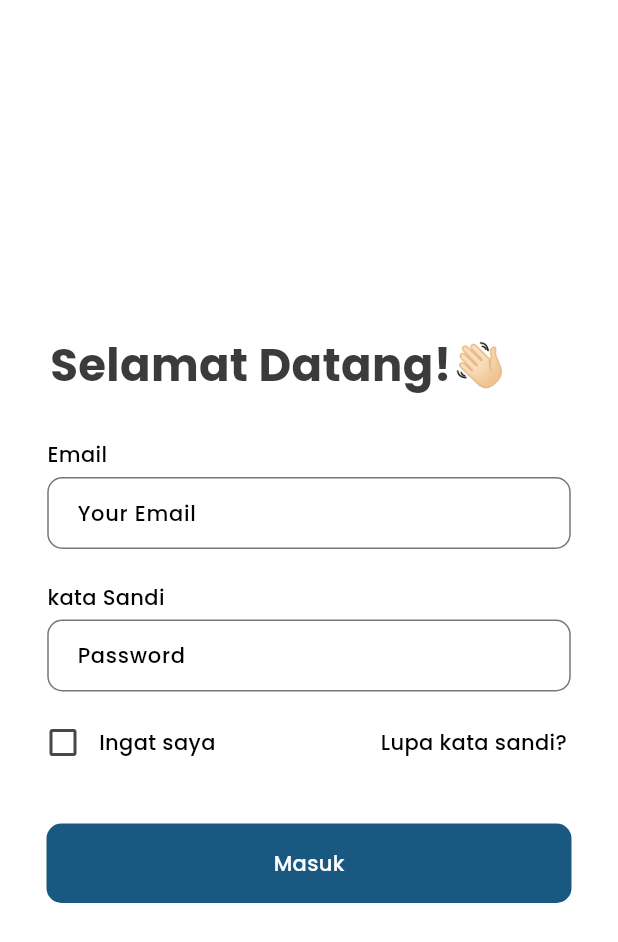
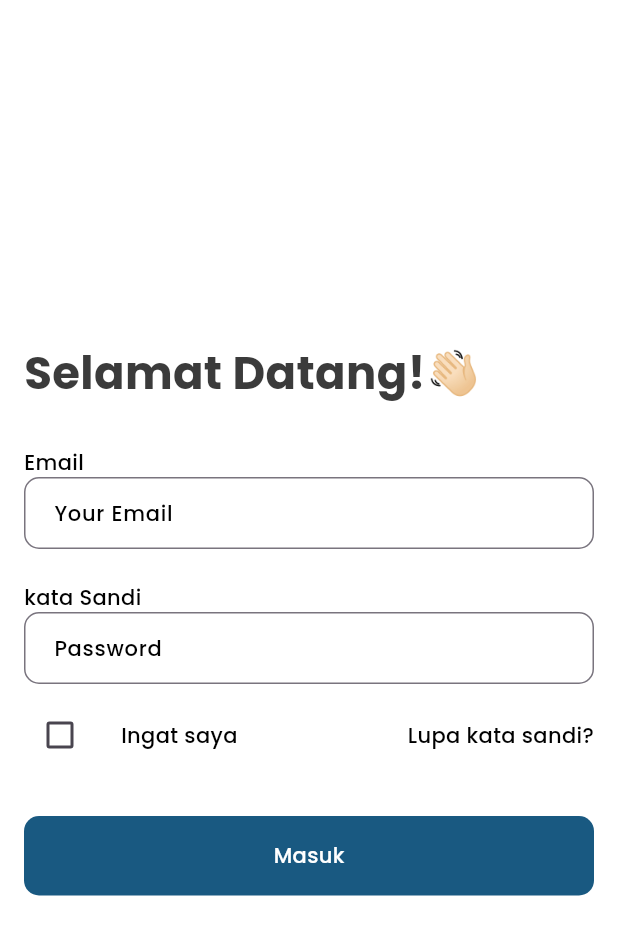
Before and after one commit to rahmahaisyah/clypsera, a Flutter app: the screen it shows after launch, on a phone screen of 412 x 824 dp. Shown: the top 942 px of the screen. Run offline on Flutter 3.47's test engine with Material 3 defaults, Android fonts, the phone set to English and light mode, and no system bars; our stand-ins replace get, google_fonts; network calls fail.

Commit message:
refactor: adjust margin and padding for better layout alignment

```diff
--- a/lib/app/modules/login/views/login_view.dart
+++ b/lib/app/modules/login/views/login_view.dart
@@ -2,6 +2,7 @@ import 'package:flutter/material.dart';
 
 import 'package:get/get.dart';
 
+import '../../../routes/app_pages.dart';
 import '../../../shared/theme/app_style.dart';
 import '../../../shared/widgets/custom_button.dart';
 import '../../../shared/widgets/custom_textform.dart';
@@ -12,18 +13,18 @@ class LoginView extends GetView<LoginController> {
   @override
   Widget build(BuildContext context) {
     return Scaffold(
-      backgroundColor: Style.whiteColor,
-      body: Center(
+      body: SafeArea(
+        child: Center(
+          child: Container(
+            width: double.infinity,
+            padding: const EdgeInsets.symmetric(horizontal: 16),
             child: Column(
-          mainAxisAlignment: MainAxisAlignment.center,
-          crossAxisAlignment: CrossAxisAlignment.center,
+              mainAxisSize: MainAxisSize.min,
+              crossAxisAlignment: CrossAxisAlignment.start,
               children: [
-            Padding(
-              padding: const EdgeInsets.only(right: 40),
-              child: Text(
+                Text(
                   "Selamat Datang!👋🏻",
                   style: Style.headLineStyle8,
-              ),
                 ),
                 SizedBox(height: 28),
                 CustomTextform(
@@ -32,47 +33,45 @@ class LoginView extends GetView<LoginController> {
                   onChanged: (val) => controller.email.value = val,
                 ),
                 SizedBox(height: 22),
-            Obx(
-              () => CustomTextform(
+                CustomTextform(
                   title: "kata Sandi",
                   textHint: "Password",
                   obscureText: controller.isPasswordHidden.value,
                   onChanged: (val) => controller.password.value = val,
                   onIconTap: controller.togglePasswordVisibility,
                 ),
-            ),
                 SizedBox(height: 10),
                 Row(
+                  mainAxisAlignment: MainAxisAlignment.spaceBetween,
                   children: [
-                Padding(
-                  padding: EdgeInsets.only(left: 18),
-                  child: Obx(() => Checkbox(
+                    Checkbox(
                       value: controller.rememberMe.value,
                       onChanged: controller.toggleRememberMe,
-                      )),
                     ),
                     Text(
                       "Ingat saya",
                       style: Style.headLineStyle5,
                     ),
-                SizedBox(width: 110),
+                    SizedBox(width: 80),
                     GestureDetector(
                       onTap: () {},
-                  child: Text("Lupa kata sandi?", style: Style.headLineStyle5),
+                      child:
+                          Text("Lupa kata sandi?", style: Style.headLineStyle5),
                     ),
                   ],
                 ),
                 SizedBox(height: 30),
                 CustomButton(
                   text: "Masuk",
-              onPress: () {
-                // controller.login();
+                  onTap: () {
+                    Get.offAllNamed(Routes.home);
                   },
                   textStyle: Style.headLineStyle6,
-              col: Style.primaryColor,
-              borderColor: Style.primaryColor,
+                  color: Style.primaryColor,
                 ),
               ],
+            ),
+          ),
         ),
       ),
     );
--- a/lib/app/shared/widgets/custom_button.dart
+++ b/lib/app/shared/widgets/custom_button.dart
@@ -1,85 +1,51 @@
 import 'package:flutter/material.dart';
+import 'package:get/get.dart';
 
 class CustomButton extends StatelessWidget {
-  final String text;
-  final String? icon;
-  final VoidCallback onPress;
-  final Color col;
-  final Color borderColor;
-  final TextStyle textStyle;
+  final String? text;
+  final VoidCallback? onTap;
+  final Color? color;
+  final TextStyle? textStyle;
 
-  const CustomButton(
-      {super.key,
-      required this.text,
-      this.icon,
-      required this.onPress,
-      required this.col,
-      required this.borderColor,
-      required this.textStyle});
+  const CustomButton({
+    super.key,
+    this.text,
+    this.onTap,
+    this.color,
+    this.textStyle,
+  });
 
   @override
   Widget build(BuildContext context) {
-    if (icon != null) {
-      return Material(
-        color: Colors.transparent,
-        borderRadius: BorderRadius.circular(10),
+    return Column(
+      crossAxisAlignment: CrossAxisAlignment.start,
+      children: [
+        SizedBox(
+          width: Get.width,
+          height: 53,
           child: InkWell(
             borderRadius: BorderRadius.circular(10),
             splashColor: Color(0xFFF8F8F8),
-          onTap: onPress,
+            onTap: onTap,
             child: Ink(
-            width: 350,
-            height: 53,
               decoration: BoxDecoration(
-              border: Border.all(
-                color: borderColor, // or any color you want
-                width: 1, // border thickness
-              ),
-              color: col,
+                color: color,
                 borderRadius: BorderRadius.circular(10),
               ),
               child: Row(
                 crossAxisAlignment: CrossAxisAlignment.center,
                 mainAxisAlignment: MainAxisAlignment.center,
                 children: [
-                Image.asset(
-                  'assets/icons/$icon',
-                  height: 16, // Increased size
-                  width: 16,
+                  Text(
+                    text!,
+                    style: textStyle,
                   ),
-                SizedBox(width: 5),
-                Text(
-                  text,
-                  style: textStyle,
-                )
                 ],
               ),
             ),
           ),
-      );
-    }
-    return InkWell(
-      borderRadius: BorderRadius.circular(10),
-      splashColor: Color(0xFFF8F8F8),
-      onTap: onPress,
-      child: Ink(
-        width: 350,
-        height: 53,
-        decoration: BoxDecoration(
-          color: col,
-          borderRadius: BorderRadius.circular(10),
-          border: Border.all(
-            color: borderColor, // or any color you want
-            width: 1.5, // border thickness
         ),
-        ),
-        child: Center(
-          child: Text(
-            text,
-            style: textStyle,
-          ),
-        ),
-      ),
+      ],
     );
   }
 }
--- a/lib/app/shared/widgets/custom_textform.dart
+++ b/lib/app/shared/widgets/custom_textform.dart
@@ -1,4 +1,5 @@
 import 'package:flutter/material.dart';
+import 'package:get/get.dart';
 
 import '../theme/app_style.dart';
 
@@ -25,9 +26,8 @@ class CustomTextform extends StatelessWidget {
       crossAxisAlignment: CrossAxisAlignment.start,
       children: [
         Text(title, style: Style.headLineStyle5),
-        const SizedBox(height: 5),
         SizedBox(
-          width: 349,
+          width: Get.width,
           child: TextFormField(
             onChanged: onChanged,
             obscureText: obscureText ?? false,
--- a/lib/main.dart
+++ b/lib/main.dart
@@ -3,13 +3,17 @@ import 'package:flutter/material.dart';
 import 'package:get/get.dart';
 
 import 'app/routes/app_pages.dart';
+import 'app/shared/theme/app_style.dart';
 
 void main() {
   runApp(
     GetMaterialApp(
-      title: "Application",
+      title: "Clypsera",
       initialRoute: AppPages.initial,
       getPages: AppPages.routes,
+      theme: ThemeData(
+        scaffoldBackgroundColor: Style.whiteColor,
+      ),
     ),
   );
 }
--- a/pubspec.yaml
+++ b/pubspec.yaml
@@ -60,9 +60,7 @@ flutter:
   uses-material-design: true
 
   # To add assets to your application, add an assets section, like this:
-  assets:
-    - assets/images/
-  #   - images/a_dot_ham.jpeg
+
 
   # An image asset can refer to one or more resolution-specific "variants", see
   # https://flutter.dev/to/resolution-aware-images
```
Also changed, not shown: assets/images/logo.png (deleted). Lines whose indentation alone changed are shown as unchanged.
